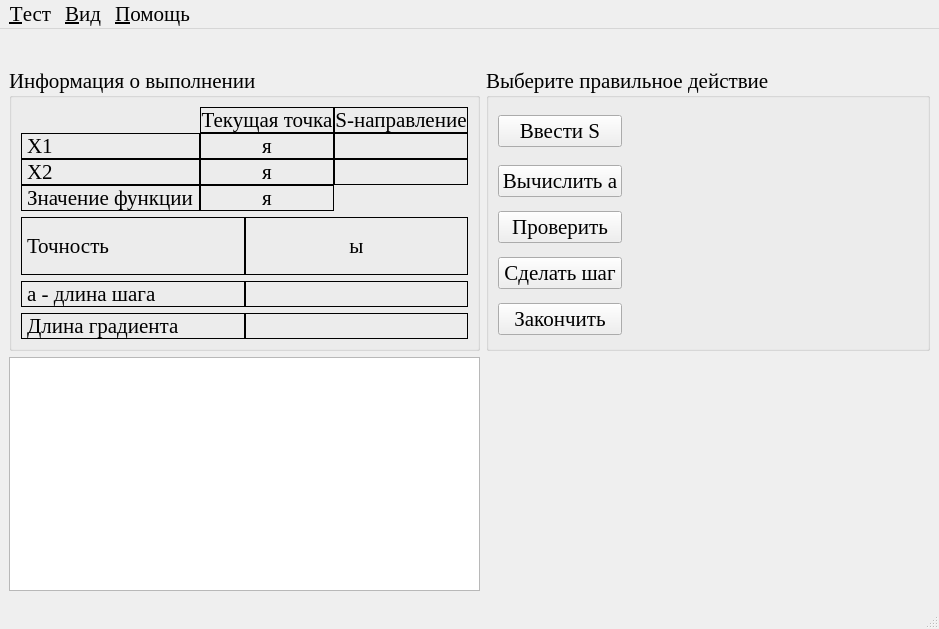
Qt form optimizationmethods/ui/FasterDescent.ui (Eliminationzx/optimizationmethods) before a commit.
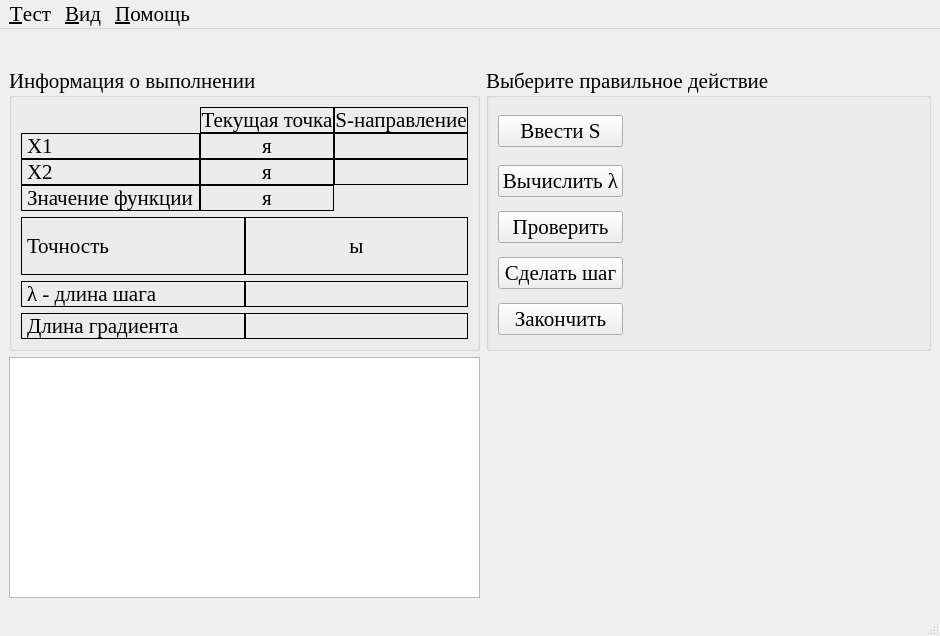
The same form after that commit. Icons and pictures are not drawn.

Commit message: заменил а на λ в третьем методе.

Patch:
```diff
--- a/optimizationmethods/ui/FasterDescent.ui
+++ b/optimizationmethods/ui/FasterDescent.ui
@@ -10,7 +10,7 @@
     <x>0</x>
     <y>0</y>
     <width>914</width>
-    <height>629</height>
+    <height>636</height>
    </rect>
   </property>
   <property name="font">
@@ -238,7 +238,7 @@
               <enum>QFrame::Box</enum>
              </property>
              <property name="text">
-              <string>а - длина шага</string>
+              <string>λ - длина шага</string>
              </property>
              <property name="textInteractionFlags">
               <set>Qt::LinksAccessibleByMouse|Qt::TextSelectableByMouse</set>
@@ -740,7 +740,7 @@
 &lt;p style=&quot; margin-top:0px; margin-bottom:0px; margin-left:0px; margin-right:0px; -qt-block-indent:0; text-indent:0px;&quot;&gt;&lt;span style=&quot; font-family:'Times New Roman'; font-size:13pt;&quot;&gt;Вычислить длину шага&lt;/span&gt;&lt;/p&gt;&lt;/body&gt;&lt;/html&gt;</string>
          </property>
          <property name="text">
-          <string>Вычислить а</string>
+          <string>Вычислить λ</string>
          </property>
         </widget>
        </item>
@@ -806,7 +806,7 @@
      <x>0</x>
      <y>0</y>
      <width>914</width>
-     <height>30</height>
+     <height>23</height>
     </rect>
    </property>
    <widget class="QMenu" name="menu">
```
The commit also changes 1 other file.
